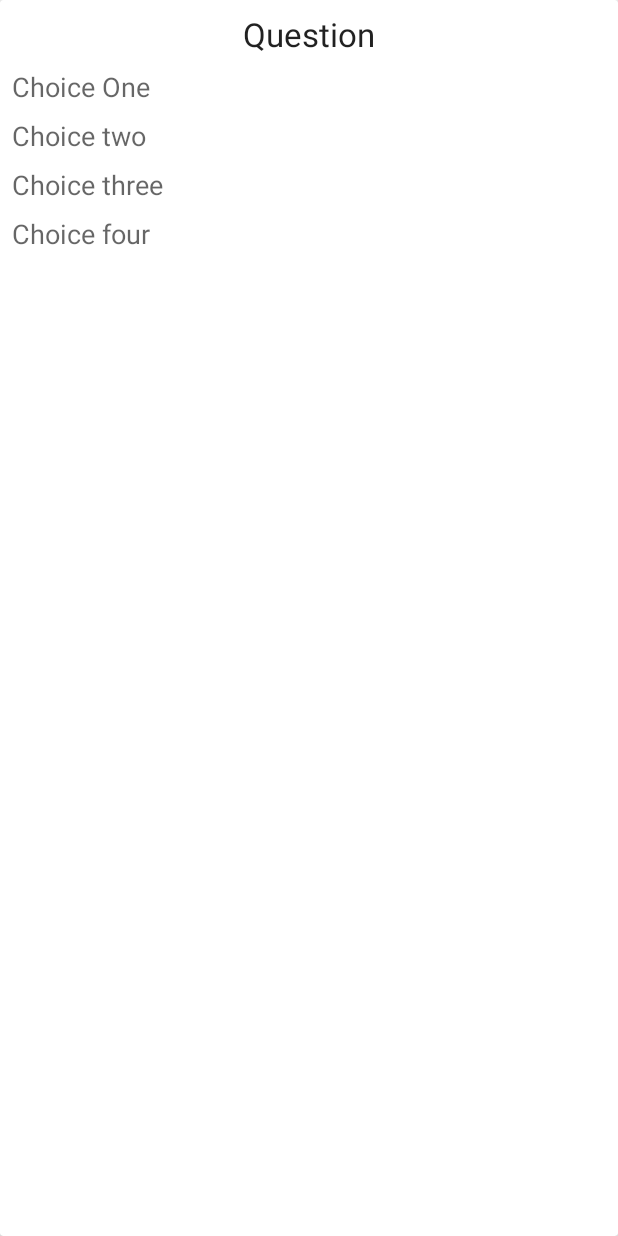
After one commit to ashleyjoachim/TriviaApp, an Android app: the layout question_itemview.xml on its own in the app's theme, with its tools: preview values and no code run, on a phone screen of 412 x 824 dp. The commit adds this screen. Run offline under Robolectric (Android 15) with nearby library versions, the phone set to English and light mode, and no system bars.

Commit message:
user can now request the category and diffculty of the questions

```diff
--- a/app/src/main/AndroidManifest.xml
+++ b/app/src/main/AndroidManifest.xml
@@ -18,7 +18,8 @@
                 <category android:name="android.intent.category.LAUNCHER" />
             </intent-filter>
         </activity>
-        <activity android:name=".ui.DifficultyActivity"></activity>
+        <activity android:name=".ui.DifficultyActivity" />
+        <activity android:name=".ui.QuestionActivity"></activity>
     </application>
 
 </manifest>
--- a/app/src/main/java/com/ashleyjoachim/triviaapp/network/TriviaAPICall.java
+++ b/app/src/main/java/com/ashleyjoachim/triviaapp/network/TriviaAPICall.java
@@ -10,11 +10,11 @@ import retrofit2.http.Query;
 public interface TriviaAPICall {
     @GET("api.php?")
     Call<TriviaWrapperClass> getTriviaDiscover(
-            @Query("amount") int amount,
             @Query("category") int category,
             @Query("difficulty") String difficulty
     );
 
     @GET("api_category.php")
     Call<TriviaWrapperClass> getCategoryDiscover();
+
 }
--- /dev/null
+++ b/app/src/main/res/layout/question_itemview.xml
@@ -0,0 +1,56 @@
+<?xml version="1.0" encoding="utf-8"?>
+<android.support.v7.widget.CardView xmlns:android="http://schemas.android.com/apk/res/android"
+    android:layout_width="match_parent"
+    android:layout_height="match_parent">
+
+    <LinearLayout
+        android:layout_width="match_parent"
+        android:layout_height="match_parent"
+        android:orientation="vertical"
+        android:padding="@dimen/activity_margin">
+
+
+
+        <TextView
+            android:id="@+id/question"
+            android:layout_width="match_parent"
+            android:layout_height="wrap_content"
+            android:layout_marginBottom="@dimen/activity_half_margin"
+            android:gravity="center"
+            android:text="Question"
+            android:textAppearance="@style/Base.TextAppearance.AppCompat.Large" />
+
+        <TextView
+            android:id="@+id/choice_one"
+            android:layout_width="match_parent"
+            android:layout_height="wrap_content"
+            android:layout_marginBottom="@dimen/activity_half_margin"
+            android:text="Choice One"
+            android:textAppearance="@style/Base.TextAppearance.AppCompat.Medium" />
+
+        <TextView
+            android:id="@+id/choice_two"
+            android:layout_width="match_parent"
+            android:layout_height="wrap_content"
+            android:layout_marginBottom="@dimen/activity_half_margin"
+            android:text="Choice two"
+            android:textAppearance="@style/Base.TextAppearance.AppCompat.Medium" />
+
+        <TextView
+            android:id="@+id/choice_three"
+            android:layout_width="match_parent"
+            android:layout_height="wrap_content"
+            android:layout_marginBottom="@dimen/activity_half_margin"
+            android:text="Choice three"
+            android:textAppearance="@style/Base.TextAppearance.AppCompat.Medium" />
+
+        <TextView
+            android:id="@+id/choice_four"
+            android:layout_width="match_parent"
+            android:layout_height="wrap_content"
+            android:layout_marginBottom="@dimen/activity_half_margin"
+            android:text="Choice four"
+            android:textAppearance="@style/Base.TextAppearance.AppCompat.Medium" />
+
+    </LinearLayout>
+</android.support.v7.widget.CardView>
```
Also changed, not shown: app/src/main/java/com/ashleyjoachim/triviaapp/ui/DifficultyActivity.java (+36 -23 lines), app/src/main/java/com/ashleyjoachim/triviaapp/ui/QuestionActivity.java (added, +50 -0 lines), app/src/main/res/layout/activity_difficulty.xml (+38 -2 lines), app/src/main/res/layout/activity_question.xml (added, +24 -0 lines).
